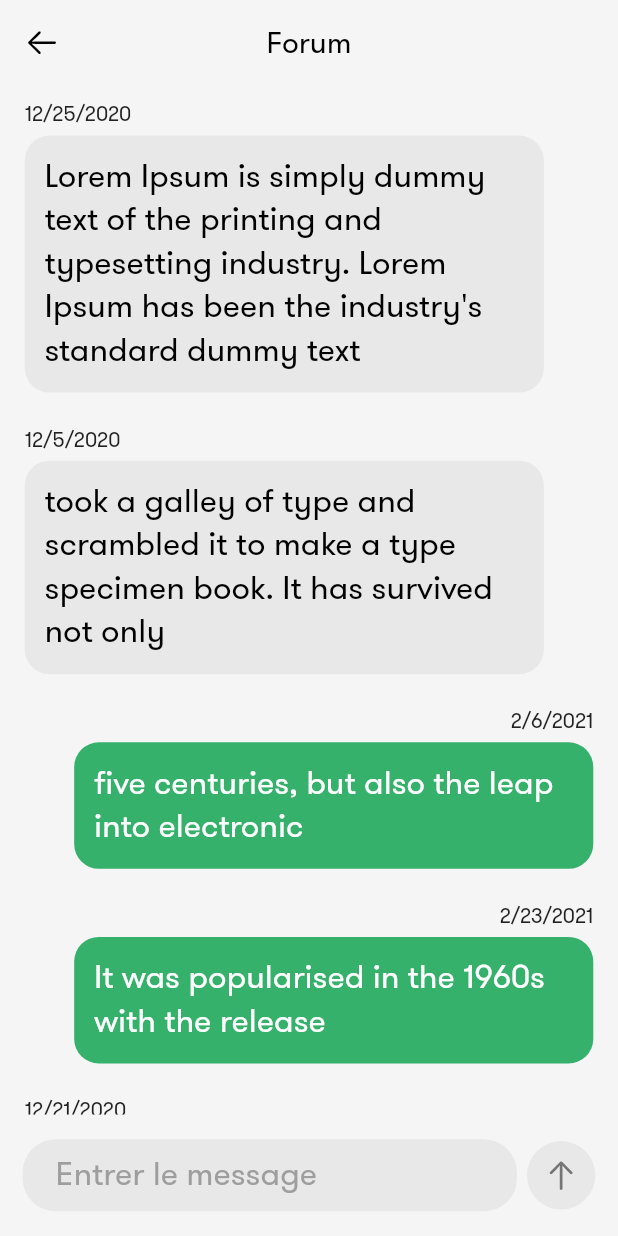
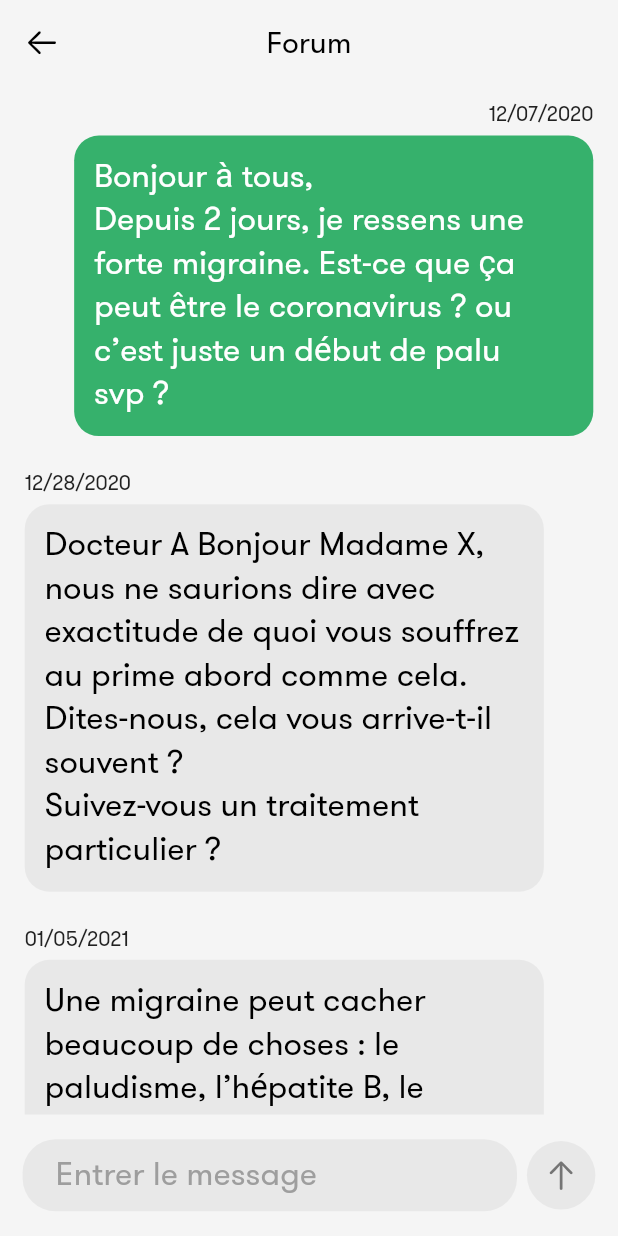
Before and after one commit to martinoyovo/healthcare, a Flutter app: the GroupChat screen opened by its route, on a phone screen of 412 x 824 dp. Run offline on Flutter 3.47's test engine with Material 2 defaults, Android fonts, the phone set to English and light mode, and no system bars.

Commit message:
Group chat fake datas edited

```diff
--- a/lib/fake_datas/group_chat_datas.dart
+++ b/lib/fake_datas/group_chat_datas.dart
@@ -2,23 +2,26 @@ List<Map<String, dynamic>> groupChatDatas = [
   {
     "id": 1,
     "text":
-        "Lorem Ipsum is simply dummy text of the printing and typesetting industry. Lorem Ipsum has been the industry's standard dummy text",
-    "from": {"id": 5, "name": "Docteur Yovo", "field": "Psychologie"},
-    "date": "12/25/2020"
+        "Bonjour à tous, \nDepuis 2 jours, je ressens une forte migraine. Est-ce que ça peut être le coronavirus ? ou c’est juste un début de palu svp ?",
+    "from": {"id": 4, "name": "", "field": "Psychologie"},
+    "date": "12/07/2020"
   },
   {
     "id": 2,
     "text":
-        "took a galley of type and scrambled it to make a type specimen book. It has survived not only",
-    "from": {"id": 5, "name": "Docteur Yovo", "field": "Psychologie"},
-    "date": "12/5/2020"
+        "Docteur A Bonjour Madame X, nous ne saurions dire avec exactitude de quoi vous souffrez au prime abord comme cela.\n"
+            "Dites-nous, cela vous arrive-t-il souvent ?\nSuivez-vous un traitement particulier ?",
+    "from": {"id": 5, "name": "Docteur A", "field": "Psychologie"},
+    "date": "12/28/2020"
   },
   {
     "id": 3,
-    "text": "five centuries, but also the leap into electronic",
-    "from": {"id": 4, "name": "Docteur Yovo", "field": "Psychologie"},
-    "date": "2/6/2021"
-  },
+    "text": "Une migraine peut cacher beaucoup de choses : le paludisme, l’hépatite B, "
+  "le diabète… Je vous recommande, en dehors des réponses de mes collègues, "
+        "de prendre un RDV pour le centre de santé le plus proche de vous dans votre commune.",
+    "from": {"id": 5, "name": "Docteur B", "field": "Psychologie"},
+    "date": "01/05/2021"
+  },/*
   {
     "id": 4,
     "text": "It was popularised in the 1960s with the release",
@@ -130,5 +133,5 @@ List<Map<String, dynamic>> groupChatDatas = [
     "text": "There are many variations of passages of Lorem Ipsum available",
     "from": {"id": 4, "name": "Docteur Yovo", "field": "Psychologie"},
     "date": "6/30/2020"
-  }
+  }*/
 ];
```
